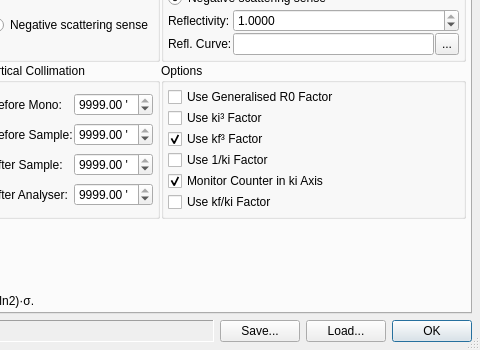
Above: ui/reso.ui from tweber-ill/ill_mirror-takin2-core before the change; both pictures show x 337 to 817 and y 143 to 493 of the 817 by 493 pixel window. Below: the same form after it.
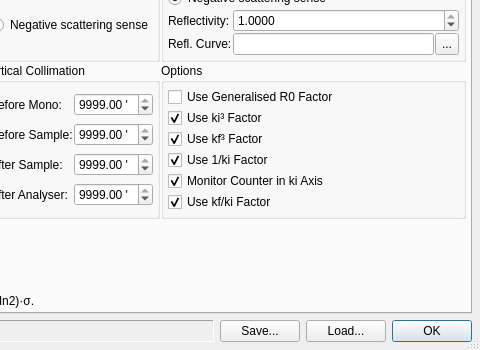
That is the form after the change. The open tabs and pages were chosen to show the change.

Commit message: reso: continued with r0

Diff of the .ui file:
```diff
--- a/ui/reso.ui
+++ b/ui/reso.ui
@@ -560,7 +560,7 @@
              <string>Use ki³ Factor</string>
             </property>
             <property name="checked">
-             <bool>false</bool>
+             <bool>true</bool>
             </property>
            </widget>
           </item>
@@ -586,7 +586,7 @@
              <string>Use 1/ki Factor</string>
             </property>
             <property name="checked">
-             <bool>false</bool>
+             <bool>true</bool>
             </property>
            </widget>
           </item>
@@ -612,7 +612,7 @@
              <string>Use kf/ki Factor</string>
             </property>
             <property name="checked">
-             <bool>false</bool>
+             <bool>true</bool>
             </property>
            </widget>
           </item>
```
The commit also changes 2 other files.
